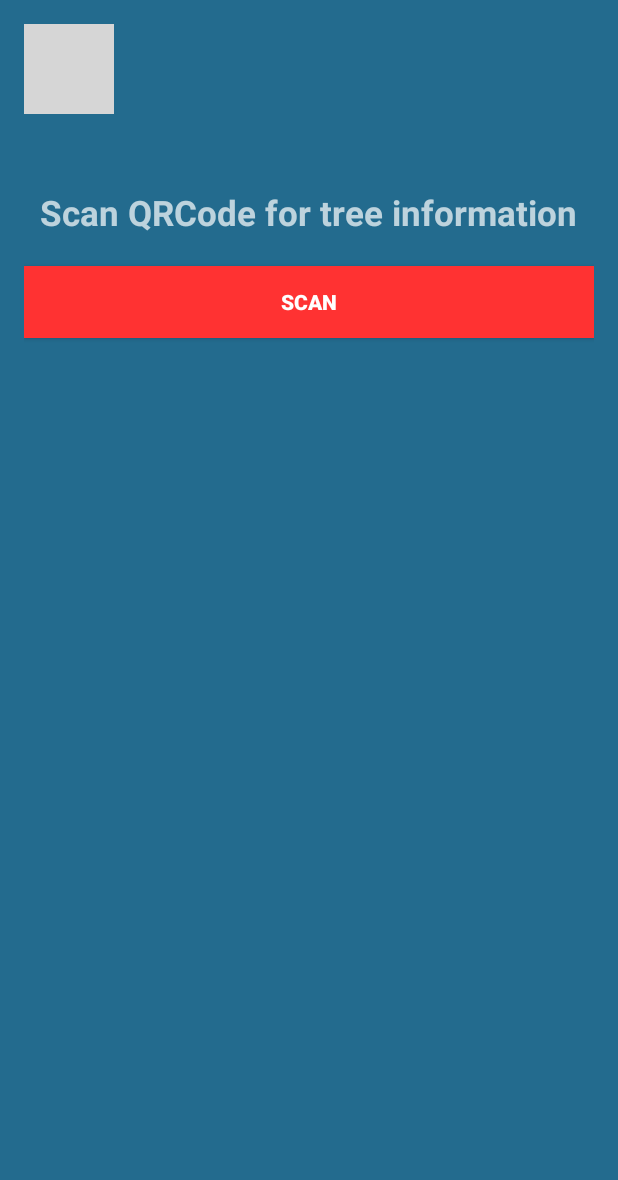
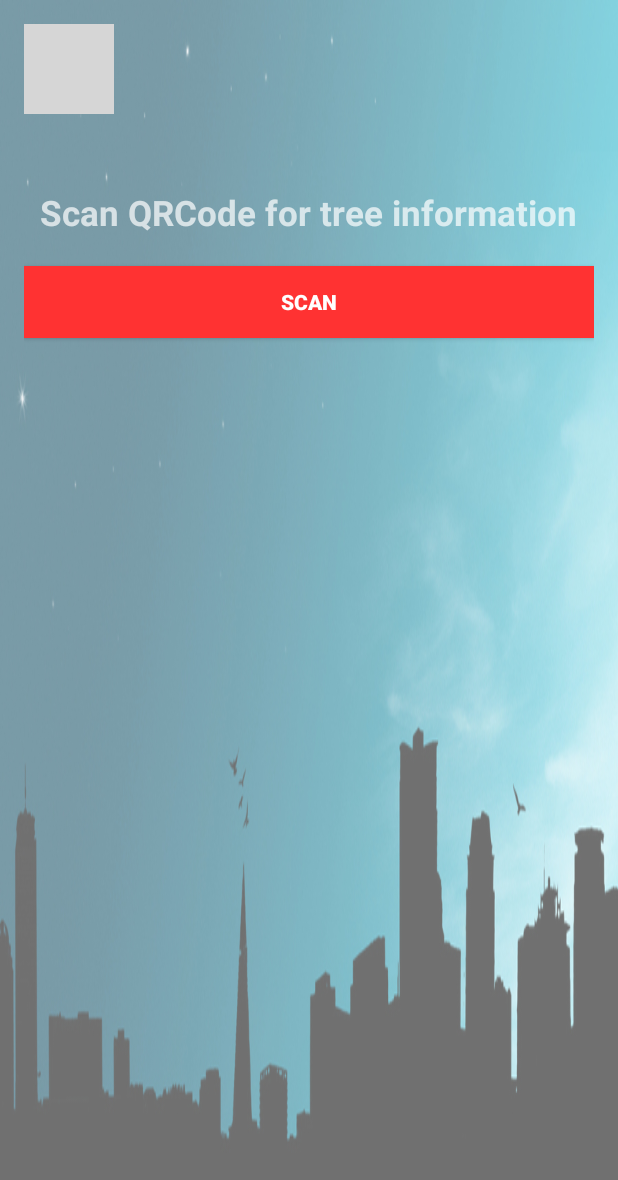
Before and after one commit to lelea2/Lab1-2_CMPE235, an Android app: the BarCodeActivity screen opened directly, with no data from a screen before it, on a phone screen of 412 x 824 dp. Shown: the top 1180 px of the screen. Run offline under Robolectric (Android 15) with nearby library versions, the phone set to English and light mode, and no system bars; libraries missing offline, so code that uses them is left out: com.google.zxing.integration; grey boxes are pictures that could not be loaded.

Commit message:
Initial check in

```diff
--- a/app/src/main/res/layout/activity_bar_code.xml
+++ b/app/src/main/res/layout/activity_bar_code.xml
@@ -3,7 +3,7 @@
     xmlns:tools="http://schemas.android.com/tools"
     android:layout_width="match_parent"
     android:layout_height="match_parent"
-    android:background="@color/colorBackground"
+    android:background="@drawable/activity_background"
     android:paddingBottom="@dimen/activity_vertical_margin"
     android:paddingLeft="@dimen/activity_horizontal_margin"
     android:paddingRight="@dimen/activity_horizontal_margin"
--- a/app/src/main/res/layout/activity_camera.xml
+++ b/app/src/main/res/layout/activity_camera.xml
@@ -3,7 +3,7 @@
     xmlns:tools="http://schemas.android.com/tools"
     android:layout_width="match_parent"
     android:layout_height="match_parent"
-    android:background="@color/colorBackground"
+    android:background="@drawable/activity_background"
     android:paddingBottom="@dimen/activity_vertical_margin"
     android:paddingLeft="@dimen/activity_horizontal_margin"
     android:paddingRight="@dimen/activity_horizontal_margin"
--- a/app/src/main/res/layout/activity_comment.xml
+++ b/app/src/main/res/layout/activity_comment.xml
@@ -3,6 +3,7 @@
     xmlns:tools="http://schemas.android.com/tools"
     android:layout_width="match_parent"
     android:layout_height="match_parent"
+    android:background="@drawable/activity_background"
     android:paddingBottom="@dimen/activity_vertical_margin"
     android:paddingLeft="@dimen/activity_horizontal_margin"
     android:paddingRight="@dimen/activity_horizontal_margin"
```
Also changed, not shown: app/src/main/java/com/example/kdao/lab1_cmpe235/data/Tree.java (+9 -0 lines), app/src/main/res/drawable/activity_background.jpg (added).
